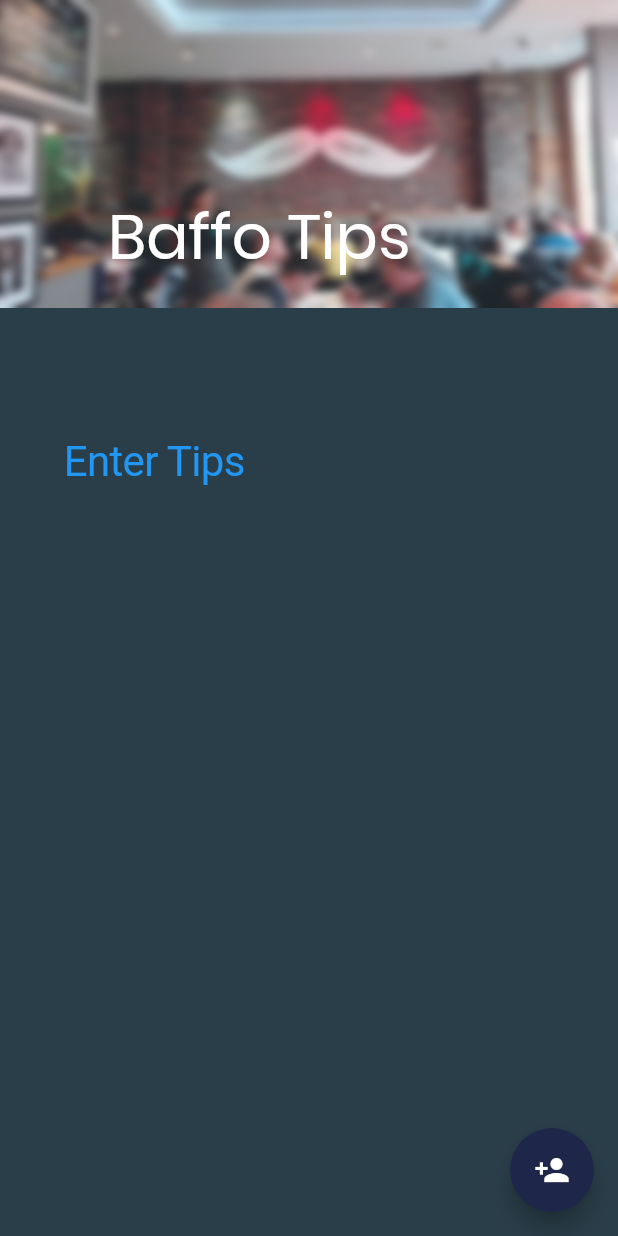
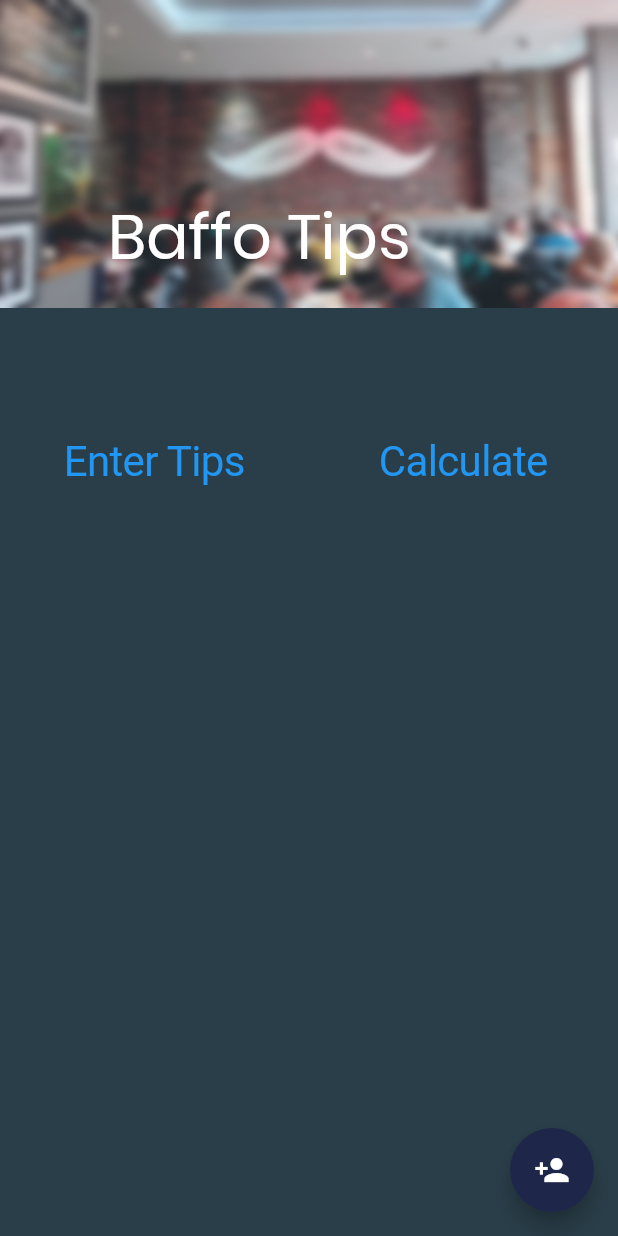
Before and after one commit to Eoin-McMahon/Baffo_Tips, a Flutter app: the screen it shows after launch, on a phone screen of 412 x 824 dp. Run offline on Flutter 3.47's test engine with Material 2 defaults, Android fonts, the phone set to English and light mode, and no system bars.

Commit message:
the rest

```diff
--- a/lib/employee.dart
+++ b/lib/employee.dart
@@ -10,9 +10,9 @@ class Employee
   TimeOfDay startTime;
   TimeOfDay endTime;
   Duration workTime;
-  // double tipRate;
+  double tips = 0.00;
 
-  Duration getDifference(TimeOfDay startTime, TimeOfDay endTime)
+  Duraton getDifference(TimeOfDay startTime, TimeOfDay endTime)
   {
     DateTime start;
     DateTime end;
@@ -22,6 +22,10 @@ class Employee
     return workTime;
   }
 
+  double getTips()
+  {
+    return tips;
+  }
   String toString()
   {
     String returnString = "\n NAME: ${name}, \n START TIME: ${startTime}, \n END TIME: ${endTime}";
--- a/lib/home_page.dart
+++ b/lib/home_page.dart
@@ -14,8 +14,8 @@ class HomePage extends StatefulWidget
 
 class _HomePageState extends State<HomePage>
 {
-    var top = 0.0;
-
+  var top = 0.0;
+  int totalMinutes = 0;
   String totalTips = "Baffo Tips";
   Map<String, List<TimeOfDay>> employees = {};
   List<Employee> employeeList = [];
@@ -69,7 +69,6 @@ class _HomePageState extends State<HomePage>
 
   @override
   Widget build(BuildContext context) {
-    //TODO: make ipad a global variable to the device is always known throughout the app.
     bool ipad = false;
     final mediaQueryData = MediaQuery.of(context);
     if (mediaQueryData.size >= const Size(768.0,1024.0)) {
@@ -82,24 +81,11 @@ class _HomePageState extends State<HomePage>
     print(mediaQueryData.size);
     }
     return Scaffold(
-      // backgroundColor: Color.fromARGB(255, 40, 54, 99),
       backgroundColor: Color.fromARGB(255, 42, 62, 73),
-
       body: CustomScrollView(
-
         slivers: <Widget>[
           SliverAppBar(
             centerTitle: true,
-            // title: AnimatedOpacity(
-            //             duration: Duration(milliseconds: 300),
-            //             //opacity: top == 80.0 ? 1.0 : 0.0,
-            //             opacity: 1.0,
-            //             child: Text(
-            //               top.toString(),
-            //               style: TextStyle(fontSize: 42.0, color: Colors.white, fontFamily: "Poppins")
-            //             )),
-            // Text(
-            //   "£${totalTips}", style: TextStyle(fontSize: 42.0, color: Colors.white, fontFamily: "Poppins"),),
             pinned: true,
             // floating: true,
             expandedHeight: 205.0,
@@ -118,8 +104,11 @@ class _HomePageState extends State<HomePage>
         )),
           SliverGrid.count(
 
-            crossAxisCount: 2,
-            children: ListMyWidgets(employeeList)
+            crossAxisCount: ipad? 3:2,
+            children: ListMyWidgets(employeeList),
+
+
+
 
           )
         ]
@@ -170,13 +159,20 @@ class _HomePageState extends State<HomePage>
 
                   employees[text] = times;
                   // print(employees.toString());
-                  employeeList.add(new Employee(text, times[0], times[1]));
+                  Employee temp = new Employee(text, times[0], times[1]);
+                  DateTime tempStart = new DateTime(times[0].hour, times[0].minute,);
+                  DateTime tempEnd = new DateTime(times[1].hour, times[1].minute,);
+
+
+                  totalMinutes = tempStart.difference(tempEnd).inHours;
+                  employeeList.add(temp);
                   for(Employee employee in employeeList)
                   {
                     print(employee.toString());
                   }
                   print(employees.toString());
                   // TheGridView().build(employeeList);
+
                   times.clear();
 
                 });
@@ -189,7 +185,7 @@ class _HomePageState extends State<HomePage>
           )
         );
       }
-    ,)
+    ,),
     );
   }
   List<Widget> ListMyWidgets(List<Employee> employees) {
@@ -197,7 +193,6 @@ class _HomePageState extends State<HomePage>
         List<Widget> list = new List();
         list.add(
           CupertinoButton(
-
             child: Text("Enter Tips", style: TextStyle(fontSize: 28.0),),
             onPressed: (){
         showDialog(
@@ -213,7 +208,6 @@ class _HomePageState extends State<HomePage>
                 Padding(padding: EdgeInsets.all(12.0)),
                 MyPrefilledText(),
                 Padding(padding: EdgeInsets.all(12.0)),
-
                 // TimePicker(),
               ],
             ),
@@ -249,17 +243,25 @@ class _HomePageState extends State<HomePage>
 
         for(Employee employee in employees)
         {
+          double tips = employee.getTips();
           String name = employee.getName();
           String start = employee.getStartTime().toString();
           String end = employee.getEndTime().toString();
-          list.add(makeGridCell(name, start,end));
+          list.add(makeGridCell(name, start,end, tips));
         }
 
+        list.add(CupertinoButton(
+            child: Text("Calculate", style: TextStyle(fontSize: 28.0),),
+            onPressed: (){
 
+                  print(totalMinutes);
+
+              }
+          ));
         return list;
 
     }
- Container makeGridCell(String name, String startTime, String endTime)
+ Container makeGridCell(String name, String startTime, String endTime, double tips)
   {
     return Container(
       height: 300.0,
@@ -280,9 +282,6 @@ class _HomePageState extends State<HomePage>
       child: Column(
 
               children: <Widget>[
-                // Center(
-                //   child: Text(" "),
-                // ),
                 Center(
 
                   child: Text(name, style: TextStyle(
@@ -314,7 +313,7 @@ class _HomePageState extends State<HomePage>
 
                 ),
                 Center(
-                  child: Text("£8.47", style: TextStyle(fontSize: 26.0),),
+                  child: Text("£${tips.toString()}", style: TextStyle(fontSize: 26.0),),
                 ),
             ],
             ),
```
Also changed, not shown: assets/onboard-chef_4x.png (added), 4 other files.
